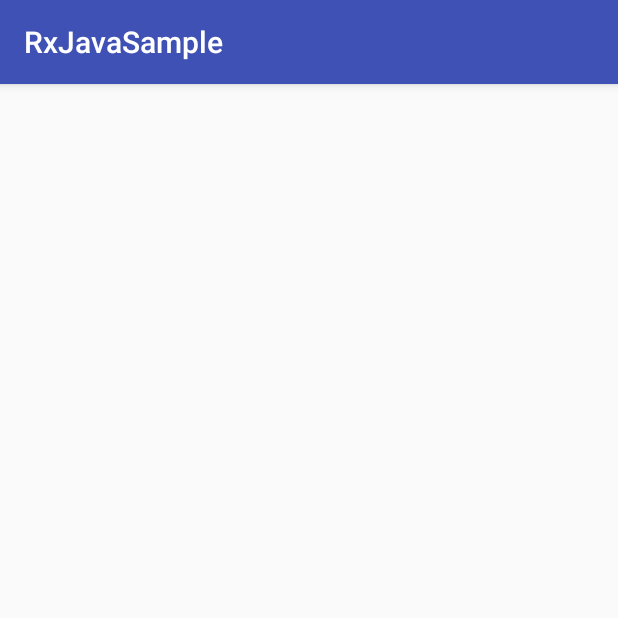
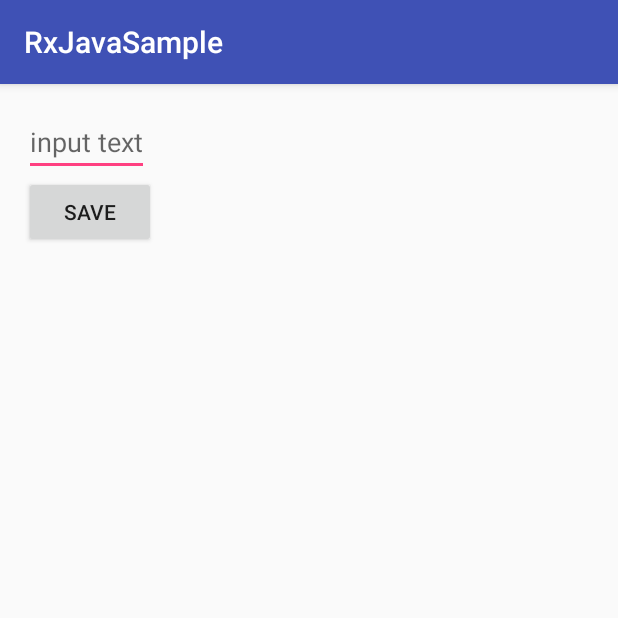
Before and after one commit to masaibar/RxJavaSample, an Android app: the SyncSampleActivity screen opened directly, with no data from a screen before it, on a phone screen of 412 x 824 dp, the top half of it. Run offline under Robolectric (Android 15) with nearby library versions, the phone set to English and light mode, and no system bars; our stand-ins replace RxJava.

```diff
--- a/app/src/main/res/layout/activity_sync_sample.xml
+++ b/app/src/main/res/layout/activity_sync_sample.xml
@@ -5,6 +5,31 @@
     xmlns:tools="http://schemas.android.com/tools"
     android:layout_width="match_parent"
     android:layout_height="match_parent"
+    android:padding="16dp"
     tools:context="com.masaibar.rxjavasample.SyncSampleActivity">
 
+    <EditText
+        android:id="@+id/edit_text"
+        android:layout_width="wrap_content"
+        android:layout_height="wrap_content"
+        android:hint="input text"
+        app:layout_constraintStart_toStartOf="parent"
+        app:layout_constraintTop_toTopOf="parent"/>
+
+    <Button
+        android:id="@+id/button_save"
+        android:layout_width="wrap_content"
+        android:layout_height="wrap_content"
+        android:text="save"
+        app:layout_constraintStart_toStartOf="parent"
+        app:layout_constraintTop_toBottomOf="@+id/edit_text"/>
+
+    <TextView
+        android:id="@+id/text_saved"
+        android:layout_width="wrap_content"
+        android:layout_height="wrap_content"
+        app:layout_constraintStart_toStartOf="parent"
+        app:layout_constraintTop_toBottomOf="@id/button_save"
+        tools:text="result"/>
+
 </android.support.constraint.ConstraintLayout>
```
Also changed, not shown: app/src/main/java/com/masaibar/rxjavasample/SyncSampleActivity.kt (+48 -1 lines).
